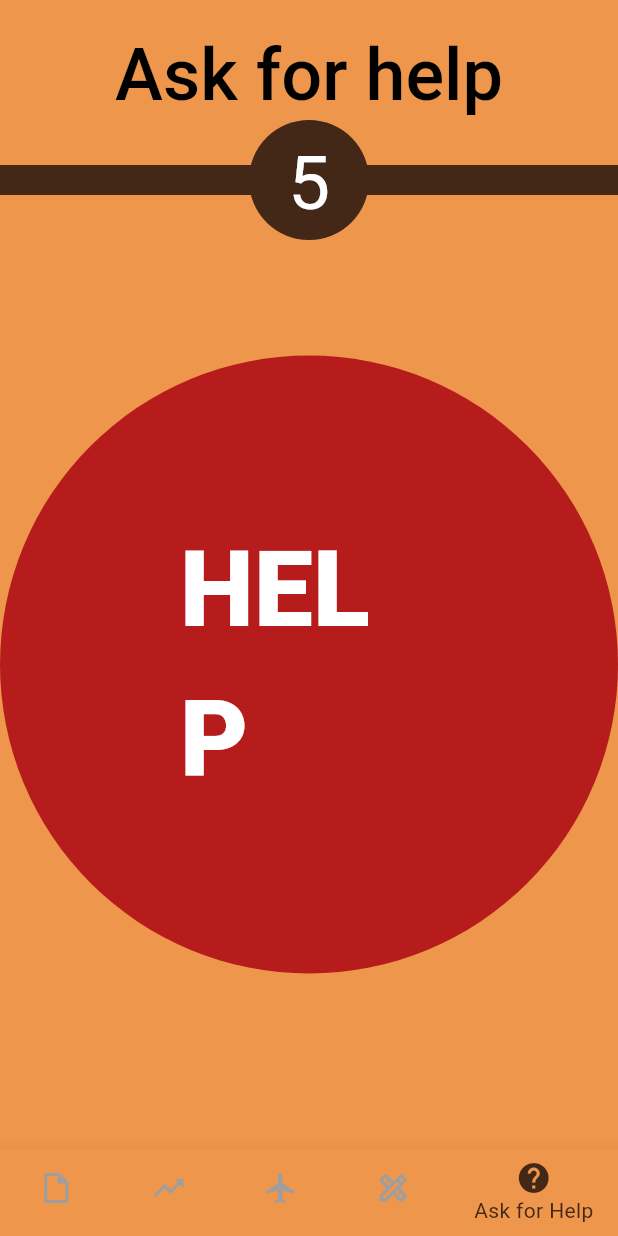
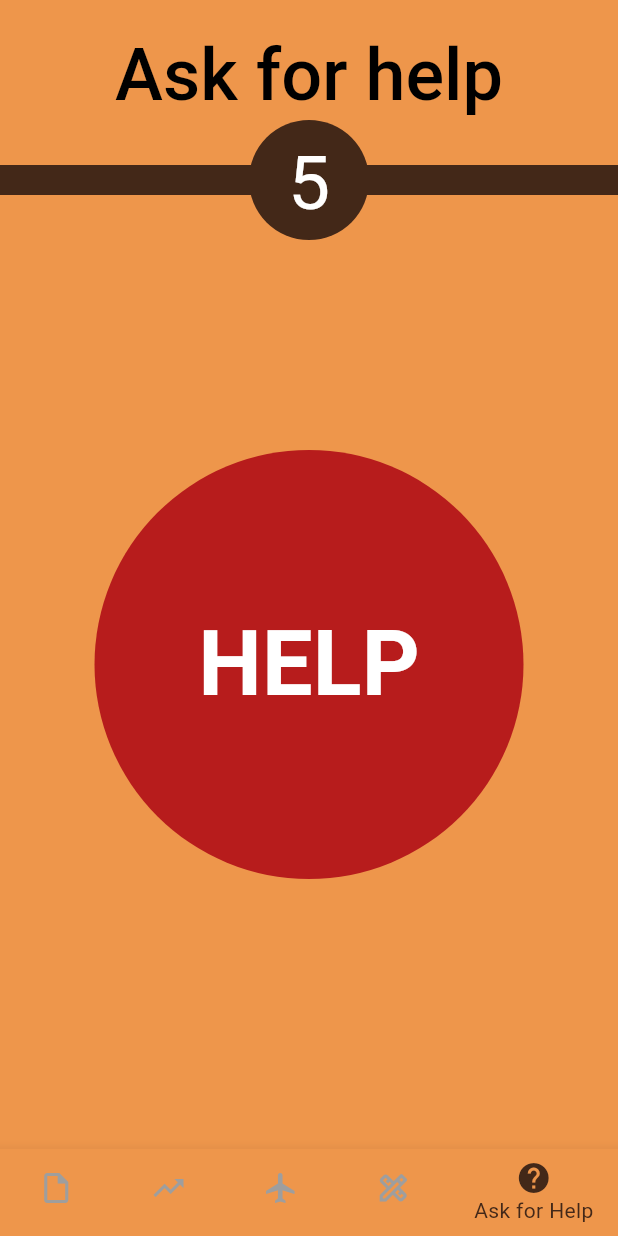
Before and after one commit to NavigAir/NavigAir-frontend, a Flutter app: the HomeScreen screen opened directly with empty values, swiped to page 5, on a phone screen of 412 x 824 dp. Run offline on Flutter 3.47's test engine with Material 3 defaults, Android fonts, the phone set to English and light mode, and no system bars; our stand-ins replace avatar_glow, flutter_compass, flutter_tts, geolocator, latlong2, permission_handler and 1 more.

Commit message:
Small fixes and possibility to cancel services popup message

```diff
--- a/lib/screens/home_screen.dart
+++ b/lib/screens/home_screen.dart
@@ -1,5 +1,3 @@
-// ignore_for_file: prefer_const_constructors, prefer_const_literals_to_create_immutables
-
 import 'package:avatar_glow/avatar_glow.dart';
 import 'package:flutter/cupertino.dart';
 import 'package:flutter/services.dart';
@@ -33,7 +31,8 @@ class _HomeScreenState extends State<HomeScreen> {
     4: "Ask for Help",
   };
 
-  PageController _pageController = PageController(
+  final PageController _pageController = PageController(
+    // If changed, change also the Text2Speech at route_generator.dart
     initialPage: 0,
   );
   int currentIndex = 0;
@@ -62,7 +61,7 @@ class _HomeScreenState extends State<HomeScreen> {
                   currentIndex = entry.key;
                   _pageController.animateToPage(
                     currentIndex,
-                    duration: Duration(milliseconds: 200),
+                    duration: const Duration(milliseconds: 200),
                     curve: Curves.linear,
                   );
                   break;
@@ -75,7 +74,6 @@ class _HomeScreenState extends State<HomeScreen> {
         }
       },
       onVerticalDragUpdate: (details) {
-        print("DragUpdate: ${details.delta.dy}");
         swipingDown = details.delta.dy < 0;
       },
       child: Scaffold(
@@ -87,7 +85,7 @@ class _HomeScreenState extends State<HomeScreen> {
             currentIndex = value;
             _pageController.animateToPage(
               value,
-              duration: Duration(milliseconds: 200),
+              duration: const Duration(milliseconds: 200),
               curve: Curves.linear,
             );
 
@@ -95,33 +93,25 @@ class _HomeScreenState extends State<HomeScreen> {
           },
           items: [
             BottomNavigationBarItem(
-              icon: Icon(Icons.insert_drive_file_outlined),
+              icon: const Icon(Icons.insert_drive_file_outlined),
               label: pageTitles[0],
             ),
             BottomNavigationBarItem(
-              icon: Icon(Icons.trending_up),
+              icon: const Icon(Icons.trending_up),
               label: pageTitles[1],
             ),
             BottomNavigationBarItem(
-              icon: Icon(Icons.flight),
+              icon: const Icon(Icons.flight),
               label: pageTitles[2],
             ),
             BottomNavigationBarItem(
-              icon: Icon(Icons.design_services_outlined),
+              icon: const Icon(Icons.design_services_outlined),
               label: pageTitles[3],
             ),
             BottomNavigationBarItem(
-              icon: Icon(Icons.help),
+              icon: const Icon(Icons.help),
               label: pageTitles[4],
             ),
-            // BottomNavigationBarItem(
-            //   icon: Icon(Icons.abc_rounded),
-            //   label: "stt",
-            // ),
-            // BottomNavigationBarItem(
-            //   icon: Icon(Icons.abc_rounded),
-            //   label: "tts",
-            // ),
           ],
         ),
         body: PageView(
@@ -147,14 +137,14 @@ class _HomeScreenState extends State<HomeScreen> {
                         "Calling the assistance service of the airport. They will be with you in a minute");
                   },
                   style: ElevatedButton.styleFrom(
-                    shape: CircleBorder(),
-                    padding: EdgeInsets.all(120),
+                    shape: const CircleBorder(),
+                    padding: const EdgeInsets.all(100),
                     backgroundColor: Colors.red[900],
                     foregroundColor: Colors.white,
                   ),
-                  child: Text(
+                  child: const Text(
                     "HELP",
-                    style: TextStyle(fontSize: 70, fontWeight: FontWeight.w900),
+                    style: TextStyle(fontSize: 60, fontWeight: FontWeight.w700),
                   ),
                 ),
               ),
--- a/lib/screens/login.dart
+++ b/lib/screens/login.dart
@@ -25,7 +25,7 @@ class LoginScreen extends StatelessWidget {
                 },
                 child: Text(
                   'New User? Sign Up',
-                  style: TextStyle(fontSize: 16.0, color: Colors.blue),
+                  style: TextStyle(fontSize: 16.0),
                 ),
               ),
             ],
--- a/lib/text2speech.dart
+++ b/lib/text2speech.dart
@@ -22,4 +22,8 @@ class Text2Speech {
   void speak(String msg) async {
     await flutterTts.speak(msg);
   }
+
+  void stop() async {
+    await flutterTts.stop();
+  }
 }
```
Also changed, not shown: lib/route_generator.dart (+28 -8 lines), lib/screens/flight_input.dart (+21 -20 lines), lib/screens/services.dart (+18 -4 lines), lib/speech2text.dart (+8 -2 lines), lib/utils.dart (+17 -3 lines).
